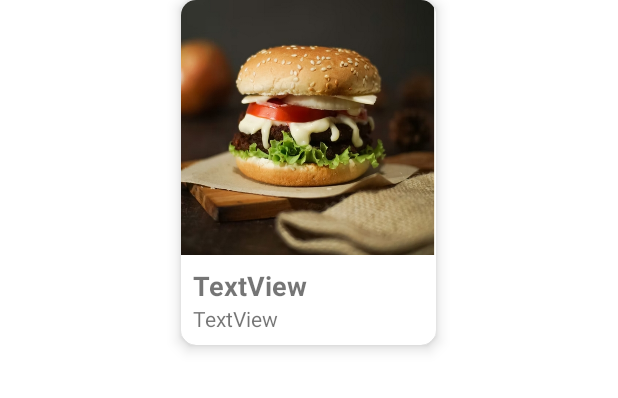
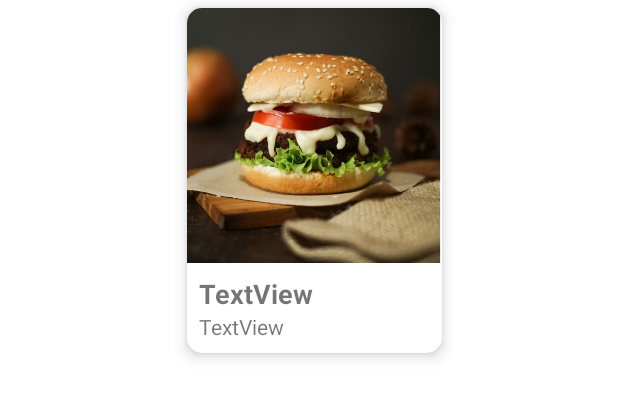
Before and after one commit to dimassdoubles/ti3-ppb-uas, an Android app: the layout produk_item.xml on its own in the app's theme, with its tools: preview values and no code run, on a phone screen of 412 x 824 dp. Shown: the top 398 px of the screen. Run offline under Robolectric (Android 15) with nearby library versions, the phone set to English and light mode, and no system bars.

Commit message:
berhasil memperbaiki UI

```diff
--- a/app/src/main/res/layout/produk_item.xml
+++ b/app/src/main/res/layout/produk_item.xml
@@ -6,6 +6,10 @@
     android:layout_width="wrap_content"
     android:layout_height="wrap_content"
     android:layout_gravity="center_horizontal"
+    android:layout_marginStart="9dp"
+    android:layout_marginTop="5dp"
+    android:layout_marginEnd="5dp"
+    android:layout_marginBottom="13dp"
     app:cardCornerRadius="10dp"
     app:cardElevation="6dp"
     app:cardMaxElevation="6dp">
```
Also changed, not shown: app/src/main/java/com/android/dimassdoubles/sambongmarket/DashboardActivity.java (+3 -4 lines), app/src/main/res/layout/activity_dashboard.xml (+12 -5 lines).
